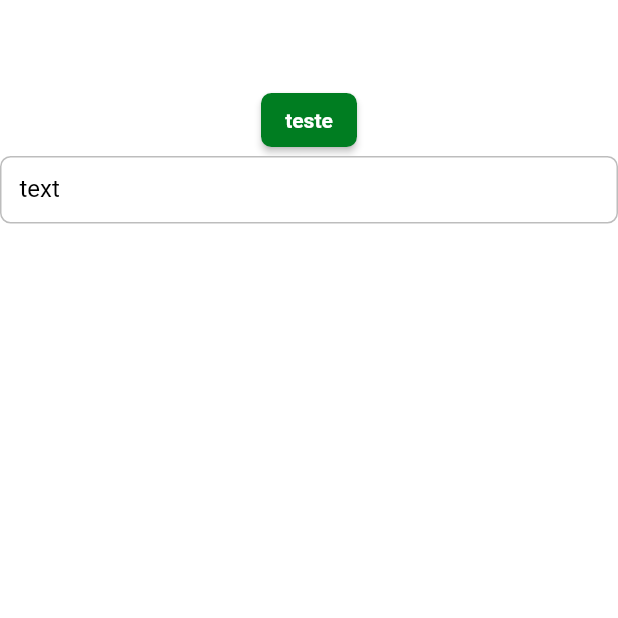
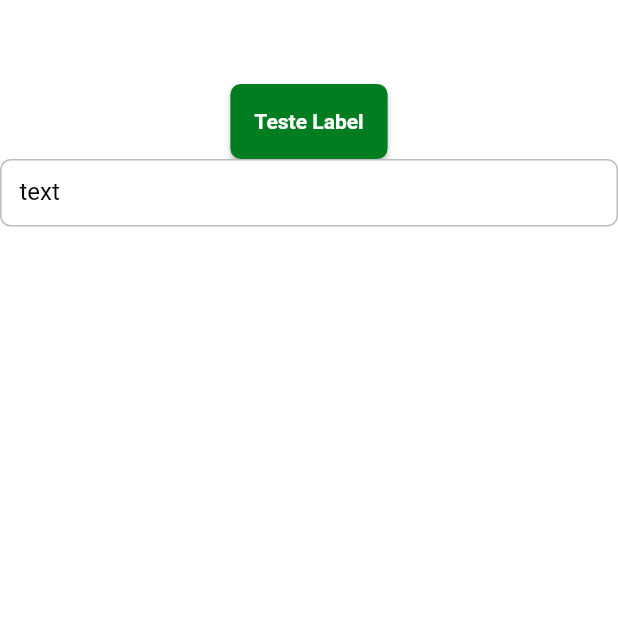
Before and after one commit to oElberte/delivery-app, a Flutter app: the screen it shows after launch, on a phone screen of 412 x 824 dp, the top half of it. Run offline on Flutter 3.47's test engine with Material 2 defaults, Android fonts, the phone set to English and light mode, and no system bars; Roboto replaces fonts that are missing (mplus1).

Commit message:
added delivery button widget

```diff
--- /dev/null
+++ b/lib/app/core/ui/widgets/delivery_button.dart
@@ -0,0 +1,28 @@
+import 'package:flutter/material.dart';
+
+class DeliveryButton extends StatelessWidget {
+  final VoidCallback? onPressed;
+  final String label;
+  final double? width;
+  final double? height;
+
+  const DeliveryButton({
+    super.key,
+    required this.label,
+    required this.onPressed,
+    this.width,
+    this.height = 50,
+  });
+
+  @override
+  Widget build(BuildContext context) {
+    return SizedBox(
+      width: width,
+      height: height,
+      child: ElevatedButton(
+        onPressed: onPressed,
+        child: Text(label),
+      ),
+    );
+  }
+}
--- a/lib/app/pages/splash/splash_page.dart
+++ b/lib/app/pages/splash/splash_page.dart
@@ -1,3 +1,4 @@
+import 'package:dw9_delivery_app/app/core/ui/widgets/delivery_button.dart';
 import 'package:flutter/material.dart';
 
 class SplashPage extends StatelessWidget {
@@ -12,9 +13,9 @@ class SplashPage extends StatelessWidget {
       body: Column(
         children: [
           Container(),
-          ElevatedButton(
+          DeliveryButton(
             onPressed: () {},
-            child: const Text('teste'),
+            label: 'Teste Label',
           ),
           TextFormField(
             decoration: InputDecoration(labelText: 'text'),
```
